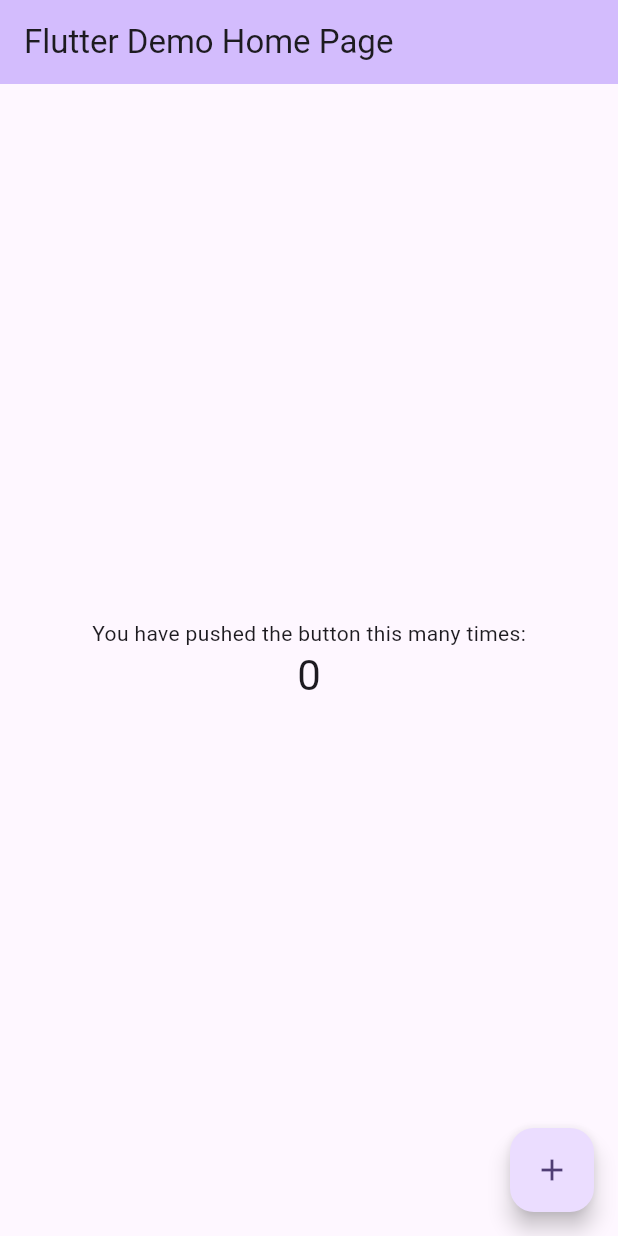
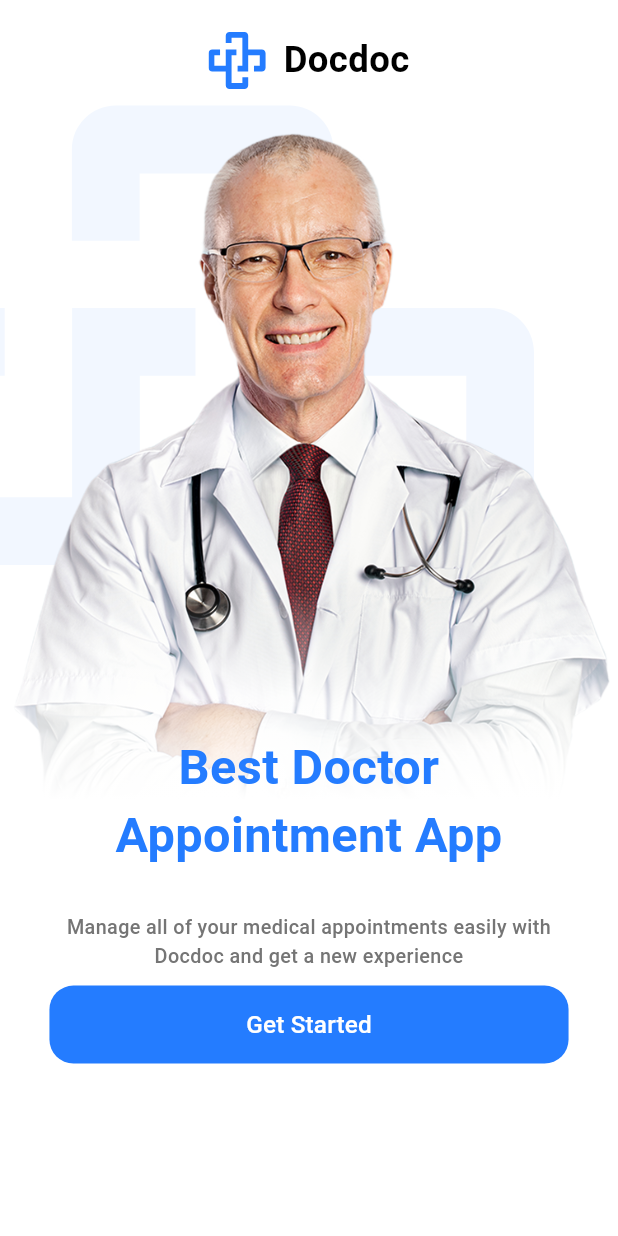
Before and after one commit to kariMMeshal/flutter_advanced_course, a Flutter app: the screen it shows after launch, on a phone screen of 412 x 824 dp. Run offline on Flutter 3.47's test engine with Material 3 defaults, Android fonts, the phone set to English and light mode, and no system bars; our stand-ins replace flutter_screenutil, flutter_svg.

```diff
--- /dev/null
+++ b/lib/core/helpers/extensions.dart
@@ -0,0 +1,20 @@
+import 'package:flutter/material.dart';
+
+extension Navigation on BuildContext {
+  Future<dynamic> pushNamed(String routeName, {Object? arguemnts}) {
+    return Navigator.of(this).pushNamed(routeName, arguments: arguemnts);
+  }
+
+  Future<dynamic> pushReplacementNamed(String routeName, {Object? arguments}) {
+    return Navigator.of(this)
+        .pushReplacementNamed(routeName, arguments: arguments);
+  }
+
+  Future<dynamic> pushNamedAndRemoveUntil(String routeName,
+      {Object? arguments, required RoutePredicate predicate}) {
+    return Navigator.of(this)
+        .pushNamedAndRemoveUntil(routeName, predicate, arguments: arguments);
+  }
+
+  void pop() => Navigator.of(this).pop();
+}
--- /dev/null
+++ b/lib/core/routing/app_router.dart
@@ -0,0 +1,26 @@
+import 'package:flutter/material.dart';
+import 'package:flutter_advanced_course/core/routing/routes.dart';
+import 'package:flutter_advanced_course/features/login/ui/login_screen.dart';
+import 'package:flutter_advanced_course/features/onboarding/ui/onboarding_screen.dart';
+
+class AppRouter {
+  Route generateRoute(RouteSettings settings) {
+    switch (settings.name) {
+      case Routes.onBoardingScreen:
+        return MaterialPageRoute(
+          builder: (context) => const OnboardingScreen(),
+        );
+      case Routes.loginScreen:
+        return MaterialPageRoute(
+          builder: (context) => const LoginScreen(),
+        );
+      default:
+        return MaterialPageRoute(
+            builder: (context) => Scaffold(
+                  body: Center(
+                    child: Text("no route for ${settings.name}"),
+                  ),
+                ));
+    }
+  }
+}
--- /dev/null
+++ b/lib/core/routing/routes.dart
@@ -0,0 +1,4 @@
+class Routes {
+  static const String onBoardingScreen = '/onBoardingScreen';
+  static const String loginScreen = '/loginScreen';
+}
--- /dev/null
+++ b/lib/core/theme/colors.dart
@@ -0,0 +1,8 @@
+import 'package:flutter/material.dart';
+
+class ColorsManager {
+  ColorsManager._();
+  static const Color kmainBlue = Color(0XFF247CFF);
+  static const Color kGrey = Color(0XFF757575);
+
+}
--- /dev/null
+++ b/lib/core/theme/styles.dart
@@ -0,0 +1,26 @@
+import 'package:flutter/material.dart';
+import 'package:flutter_advanced_course/core/theme/colors.dart';
+import 'package:flutter_screenutil/flutter_screenutil.dart';
+
+class Styles {
+  static TextStyle font24Black700wieght = TextStyle(
+    fontSize: 24.sp,
+    fontWeight: FontWeight.w700,
+    color: Colors.black,
+  );
+  static TextStyle font32BlueBold = TextStyle(
+    fontSize: 32.sp,
+    fontWeight: FontWeight.bold,
+    color: ColorsManager.kmainBlue,
+  );
+  static TextStyle font13GreyRegular = TextStyle(
+    fontSize: 13.sp,
+    fontWeight: FontWeight.w500,
+    color: ColorsManager.kGrey,
+  );
+  static TextStyle font16WhiteSemiBold = TextStyle(
+    fontSize: 16.sp,
+    fontWeight: FontWeight.w500,
+    color: Colors.white,
+  );
+}
--- /dev/null
+++ b/lib/doc_app.dart
@@ -0,0 +1,28 @@
+import 'package:flutter/material.dart';
+import 'package:flutter_advanced_course/core/routing/app_router.dart';
+import 'package:flutter_advanced_course/core/routing/routes.dart';
+import 'package:flutter_advanced_course/core/theme/colors.dart';
+import 'package:flutter_screenutil/flutter_screenutil.dart';
+
+class DocApp extends StatelessWidget {
+  final AppRouter appRouter;
+  const DocApp({super.key, required this.appRouter});
+
+  @override
+  Widget build(BuildContext context) {
+    return ScreenUtilInit(
+      designSize: Size(375, 812),
+      minTextAdapt: true,
+      child: MaterialApp(
+        debugShowCheckedModeBanner: false,
+        title: "Doc App",
+        initialRoute: Routes.onBoardingScreen,
+        onGenerateRoute: appRouter.generateRoute,
+        theme: ThemeData(
+          primaryColor: ColorsManager.kmainBlue,
+          scaffoldBackgroundColor: Colors.white,
+        ),
+      ),
+    );
+  }
+}
--- /dev/null
+++ b/lib/features/login/ui/login_screen.dart
@@ -0,0 +1,15 @@
+import 'package:flutter/material.dart';
+
+class LoginScreen extends StatelessWidget {
+  const LoginScreen({super.key});
+
+  @override
+  Widget build(BuildContext context) {
+    return Scaffold(
+      appBar: AppBar(
+        title:  Text("Login Screen"),
+      ),
+      body: Center(child: Text("LoginScreen")),
+    );
+  }
+}
--- /dev/null
+++ b/lib/features/onboarding/ui/onboarding_screen.dart
@@ -0,0 +1,44 @@
+import 'package:flutter/material.dart';
+import 'package:flutter_advanced_course/core/theme/styles.dart';
+import 'package:flutter_advanced_course/features/onboarding/ui/widgets/doc_logo_and_name.dart';
+import 'package:flutter_advanced_course/features/onboarding/ui/widgets/doctor_image_and_text.dart';
+import 'package:flutter_advanced_course/features/onboarding/ui/widgets/get_started_button.dart';
+import 'package:flutter_screenutil/flutter_screenutil.dart';
+
+class OnboardingScreen extends StatelessWidget {
+  const OnboardingScreen({super.key});
+
+  @override
+  Widget build(BuildContext context) {
+    return SafeArea(
+      child: Scaffold(
+        body: SingleChildScrollView(
+          child: Padding(
+            padding: EdgeInsets.only(top: 20.h, bottom: 20.h),
+            child: Column(
+              children: [
+                const DocLogoAndName(),
+                SizedBox(height: 10.h),
+                const DoctorImageAndText(),
+                Padding(
+                  padding: EdgeInsets.symmetric(horizontal: 30.w),
+                  child: Column(
+                    children: [
+                      Text(
+                        "Manage all of your medical appointments easily with Docdoc and get a new experience",
+                        textAlign: TextAlign.center,
+                        style: Styles.font13GreyRegular,
+                      ),
+                      SizedBox(height: 10.h),
+                      GetStartedButton(),
+                    ],
+                  ),
+                )
+              ],
+            ),
+          ),
+        ),
+      ),
+    );
+  }
+}
--- /dev/null
+++ b/lib/features/onboarding/ui/widgets/doc_logo_and_name.dart
@@ -0,0 +1,20 @@
+import 'package:flutter/material.dart';
+import 'package:flutter_advanced_course/core/theme/styles.dart';
+import 'package:flutter_screenutil/flutter_screenutil.dart';
+import 'package:flutter_svg/flutter_svg.dart';
+
+class DocLogoAndName extends StatelessWidget {
+  const DocLogoAndName({super.key});
+
+  @override
+  Widget build(BuildContext context) {
+    return Row(
+      mainAxisAlignment: MainAxisAlignment.center,
+      children: [
+        SvgPicture.asset('assets/svgs/docdoc_logo.svg'),
+        SizedBox(width: 10.w),
+        Text("Docdoc", style: Styles.font24Black700wieght),
+      ],
+    );
+  }
+}
--- /dev/null
+++ b/lib/features/onboarding/ui/widgets/doctor_image_and_text.dart
@@ -0,0 +1,38 @@
+import 'package:flutter/material.dart';
+import 'package:flutter_advanced_course/core/theme/styles.dart';
+import 'package:flutter_svg/flutter_svg.dart';
+
+class DoctorImageAndText extends StatelessWidget {
+  const DoctorImageAndText({super.key});
+
+  @override
+  Widget build(BuildContext context) {
+    return Stack(children: [
+      SvgPicture.asset('assets/svgs/docdoc_logo_lowopacity.svg'),
+      Container(
+        foregroundDecoration: BoxDecoration(
+          gradient: LinearGradient(
+            colors: [
+              Colors.white,
+              Colors.white.withValues(alpha: 0),
+            ],
+            begin: Alignment.bottomCenter,
+            end: Alignment.topCenter,
+            stops: const [0.14, 0.4],
+          ),
+        ),
+        child: Image.asset('assets/images/onboarding_doctor.png'),
+      ),
+      Positioned(
+        bottom: 30,
+        left: 0,
+        right: 0,
+        child: Text(
+          "Best Doctor\nAppointment App",
+          textAlign: TextAlign.center,
+          style: Styles.font32BlueBold.copyWith(height: 1.4),
+        ),
+      )
+    ]);
+  }
+}
--- /dev/null
+++ b/lib/features/onboarding/ui/widgets/get_started_button.dart
@@ -0,0 +1,27 @@
+import 'package:flutter/material.dart';
+import 'package:flutter_advanced_course/core/helpers/extensions.dart';
+import 'package:flutter_advanced_course/core/routing/routes.dart';
+import 'package:flutter_advanced_course/core/theme/colors.dart';
+import 'package:flutter_advanced_course/core/theme/styles.dart';
+
+class GetStartedButton extends StatelessWidget {
+  const GetStartedButton({super.key});
+
+  @override
+  Widget build(BuildContext context) {
+    return TextButton(
+        onPressed: () {
+          context.pushNamed(Routes.loginScreen);
+        },
+        style: ButtonStyle(
+            tapTargetSize: MaterialTapTargetSize.shrinkWrap,
+            backgroundColor: WidgetStatePropertyAll(ColorsManager.kmainBlue),
+            minimumSize: WidgetStatePropertyAll(Size(double.infinity, 52)),
+            shape: WidgetStatePropertyAll(RoundedRectangleBorder(
+                borderRadius: BorderRadius.circular(16)))),
+        child: Text(
+          "Get Started",
+          style: Styles.font16WhiteSemiBold,
+        ));
+  }
+}
--- a/lib/main.dart
+++ b/lib/main.dart
@@ -1,125 +1,9 @@
 import 'package:flutter/material.dart';
+import 'package:flutter_advanced_course/core/routing/app_router.dart';
+import 'package:flutter_advanced_course/doc_app.dart';
 
 void main() {
-  runApp(const MyApp());
+  runApp(DocApp(
+    appRouter: AppRouter(),
+  ));
 }
-
-class MyApp extends StatelessWidget {
-  const MyApp({super.key});
-
-  // This widget is the root of your application.
-  @override
-  Widget build(BuildContext context) {
-    return MaterialApp(
-      title: 'Flutter Demo',
-      theme: ThemeData(
-        // This is the theme of your application.
-        //
-        // TRY THIS: Try running your application with "flutter run". You'll see
-        // the application has a purple toolbar. Then, without quitting the app,
-        // try changing the seedColor in the colorScheme below to Colors.green
-        // and then invoke "hot reload" (save your changes or press the "hot
-        // reload" button in a Flutter-supported IDE, or press "r" if you used
-        // the command line to start the app).
-        //
-        // Notice that the counter didn't reset back to zero; the application
-        // state is not lost during the reload. To reset the state, use hot
-        // restart instead.
-        //
-        // This works for code too, not just values: Most code changes can be
-        // tested with just a hot reload.
-        colorScheme: ColorScheme.fromSeed(seedColor: Colors.deepPurple),
-        useMaterial3: true,
-      ),
-      home: const MyHomePage(title: 'Flutter Demo Home Page'),
-    );
-  }
-}
-
-class MyHomePage extends StatefulWidget {
-  const MyHomePage({super.key, required this.title});
-
-  // This widget is the home page of your application. It is stateful, meaning
-  // that it has a State object (defined below) that contains fields that affect
-  // how it looks.
-
-  // This class is the configuration for the state. It holds the values (in this
-  // case the title) provided by the parent (in this case the App widget) and
-  // used by the build method of the State. Fields in a Widget subclass are
-  // always marked "final".
-
-  final String title;
-
-  @override
-  State<MyHomePage> createState() => _MyHomePageState();
-}
-
-class _MyHomePageState extends State<MyHomePage> {
-  int _counter = 0;
-
-  void _incrementCounter() {
-    setState(() {
-      // This call to setState tells the Flutter framework that something has
-      // changed in this State, which causes it to rerun the build method below
-      // so that the display can reflect the updated values. If we changed
-      // _counter without calling setState(), then the build method would not be
-      // called again, and so nothing would appear to happen.
-      _counter++;
-    });
-  }
-
-  @override
-  Widget build(BuildContext context) {
-    // This method is rerun every time setState is called, for instance as done
-    // by the _incrementCounter method above.
-    //
-    // The Flutter framework has been optimized to make rerunning build methods
-    // fast, so that you can just rebuild anything that needs updating rather
-    // than having to individually change instances of widgets.
-    return Scaffold(
-      appBar: AppBar(
-        // TRY THIS: Try changing the color here to a specific color (to
-        // Colors.amber, perhaps?) and trigger a hot reload to see the AppBar
-        // change color while the other colors stay the same.
-        backgroundColor: Theme.of(context).colorScheme.inversePrimary,
-        // Here we take the value from the MyHomePage object that was created by
-        // the App.build method, and use it to set our appbar title.
-        title: Text(widget.title),
-      ),
-      body: Center(
-        // Center is a layout widget. It takes a single child and positions it
-        // in the middle of the parent.
-        child: Column(
-          // Column is also a layout widget. It takes a list of children and
-          // arranges them vertically. By default, it sizes itself to fit its
-          // children horizontally, and tries to be as tall as its parent.
-          //
-          // Column has various properties to control how it sizes itself and
-          // how it positions its children. Here we use mainAxisAlignment to
-          // center the children vertically; the main axis here is the vertical
-          // axis because Columns are vertical (the cross axis would be
-          // horizontal).
-          //
-          // TRY THIS: Invoke "debug painting" (choose the "Toggle Debug Paint"
-          // action in the IDE, or press "p" in the console), to see the
-          // wireframe for each widget.
-          mainAxisAlignment: MainAxisAlignment.center,
-          children: <Widget>[
-            const Text(
-              'You have pushed the button this many times:',
-            ),
-            Text(
-              '$_counter',
-              style: Theme.of(context).textTheme.headlineMedium,
-            ),
-          ],
-        ),
-      ),
-      floatingActionButton: FloatingActionButton(
-        onPressed: _incrementCounter,
-        tooltip: 'Increment',
-        child: const Icon(Icons.add),
-      ), // This trailing comma makes auto-formatting nicer for build methods.
-    );
-  }
-}
```
Also changed, not shown: analysis_options.yaml (+14 -13 lines), pubspec.yaml (+9 -10 lines), assets/images/onboarding_doctor.png (added), assets/svgs/docdoc_logo.svg (added), assets/svgs/docdoc_logo_lowopacity.svg (added), pubspec.lock, 1 other file.
